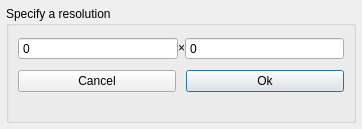
This is src/display/qt/dialogs/ui/resolution_dialog.ui in mrehkopf/vcs as Qt 5 draws it before an edit. The edited form follows.
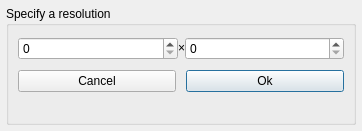
This is the edited form.

Patch:
```diff
--- a/src/display/qt/dialogs/ui/resolution_dialog.ui
+++ b/src/display/qt/dialogs/ui/resolution_dialog.ui
@@ -7,7 +7,7 @@
     <x>0</x>
     <y>0</y>
     <width>362</width>
-    <height>129</height>
+    <height>131</height>
    </rect>
   </property>
   <property name="focusPolicy">
@@ -57,9 +57,6 @@
             <verstretch>0</verstretch>
            </sizepolicy>
           </property>
-          <property name="buttonSymbols">
-           <enum>QAbstractSpinBox::NoButtons</enum>
-          </property>
          </widget>
         </item>
         <item>
@@ -86,9 +83,6 @@
             <verstretch>0</verstretch>
            </sizepolicy>
           </property>
-          <property name="buttonSymbols">
-           <enum>QAbstractSpinBox::NoButtons</enum>
-          </property>
          </widget>
         </item>
        </layout>
```
